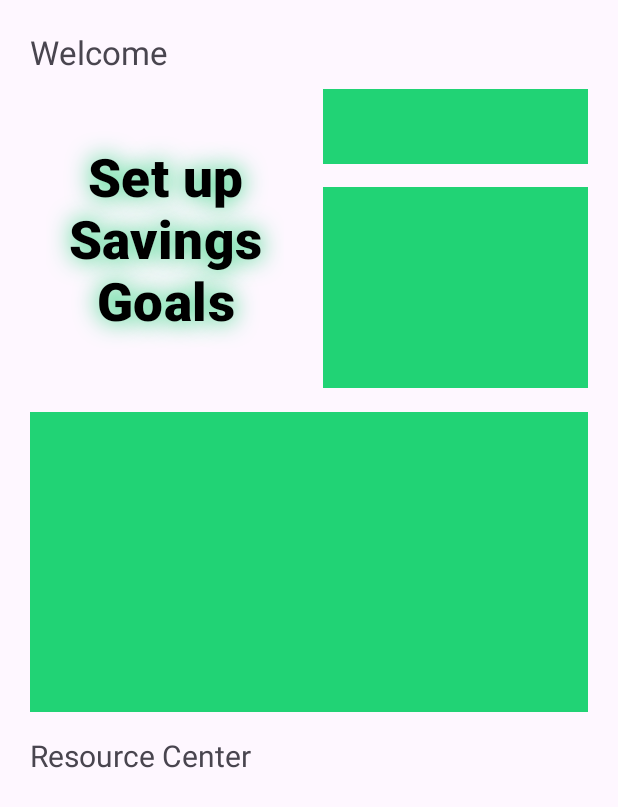
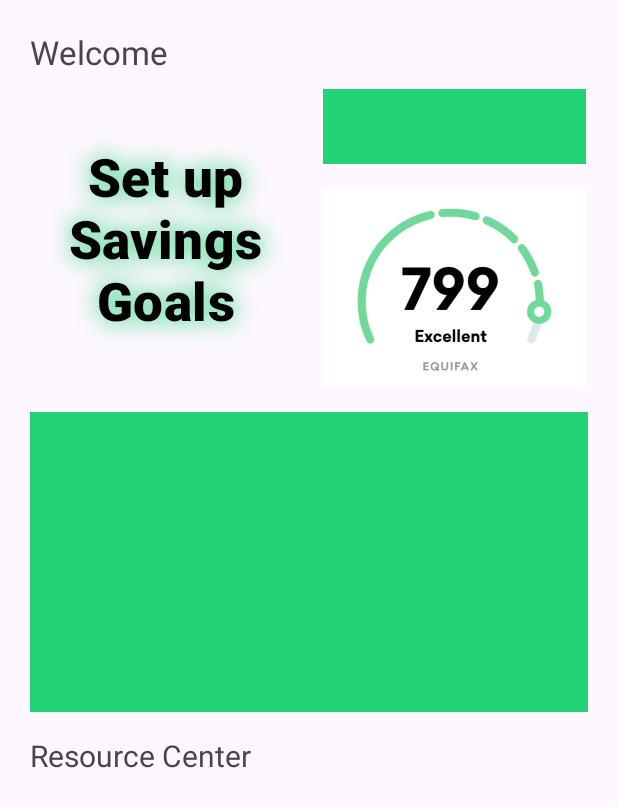
Before and after one commit to jaresinunez/Calculate, an Android app: the Dashboard screen opened directly, with no data from a screen before it, on a phone screen of 412 x 824 dp. Shown: the top 807 px of the screen. Run offline under Robolectric (Android 15) with nearby library versions, the phone set to English and light mode, and no system bars; libraries missing offline, so code that uses them is left out: org.eazegraph.lib; plain views replace PieChart; 4 statements that could not run were skipped.

Commit message:
credit check button

```diff
--- a/app/src/main/AndroidManifest.xml
+++ b/app/src/main/AndroidManifest.xml
@@ -1,6 +1,8 @@
 <?xml version="1.0" encoding="utf-8"?>
 <manifest xmlns:android="http://schemas.android.com/apk/res/android"
     xmlns:tools="http://schemas.android.com/tools">
+
+    <uses-permission android:name="android.permission.INTERNET"/>
 
     <application
         android:allowBackup="true"
--- a/app/src/main/java/com/hackutd/calculate/Dashboard.kt
+++ b/app/src/main/java/com/hackutd/calculate/Dashboard.kt
@@ -3,10 +3,10 @@ package com.hackutd.calculate
 import android.content.Intent
 import android.graphics.Color
 import android.net.Uri
-import android.opengl.Visibility
 import android.os.Bundle
 import android.view.View
 import android.widget.Button
+import android.widget.ImageButton
 import androidx.appcompat.app.AppCompatActivity
 import com.hackutd.calculate.Globals.CURRENT
 import com.hackutd.calculate.Globals.GOAL
@@ -22,6 +22,7 @@ class Dashboard : AppCompatActivity() {
         setContentView(R.layout.activity_dashboard)
 
         val setUpSavingsButton : Button = findViewById(R.id.setupSavingsButton)
+        val creditScoreButton : ImageButton = findViewById(R.id.creditScore)
         val pieChart : PieChart = findViewById(R.id.pieChart)
 
         if (SETUP){
@@ -52,5 +53,11 @@ class Dashboard : AppCompatActivity() {
             pieChart.visibility = View.VISIBLE
         }
 
+        creditScoreButton.setOnClickListener {
+            val webIntent: Intent = Uri.parse("https://www.fidelity.com/learning-center/personal-finance/improving-credit").let { webpage ->
+                Intent(Intent.ACTION_VIEW, webpage)
+            }
+            startActivity(webIntent)
+        }
     }
 }
--- a/app/src/main/java/com/hackutd/calculate/MainActivity.kt
+++ b/app/src/main/java/com/hackutd/calculate/MainActivity.kt
@@ -173,8 +173,6 @@ class MainActivity : AppCompatActivity() {
                     solutionField.text = "ERR"
                 code = ""
             } else {
-                // TRANSITION
-                Toast.makeText(this, "CODE MATCH", Toast.LENGTH_LONG).show()
                 val switchActivityIntent = Intent(this, Dashboard::class.java)
                 startActivity(switchActivityIntent)
             }
--- a/app/src/main/res/layout/activity_dashboard.xml
+++ b/app/src/main/res/layout/activity_dashboard.xml
@@ -57,16 +57,20 @@
                 android:orientation="vertical">
 
                 <ImageView
-                    android:layout_width="185sp"
+                    android:layout_width="175sp"
                     android:layout_height="50sp"
                     android:background="@color/green"
                     />
 
-                <ImageView
-                    android:layout_width="185sp"
+                <ImageButton
+                    android:id="@+id/creditScore"
+                    android:layout_width="175sp"
                     android:layout_height="134sp"
                     android:layout_marginTop="15sp"
-                    android:background="@color/green"/>
+                    android:background="@color/green"
+                    android:src="@drawable/credit_score"
+                    android:scaleType="centerCrop"
+                    android:layout_marginEnd="20sp"/>
             </LinearLayout>
         </LinearLayout>
 
```
Also changed, not shown: app/src/main/java/com/hackutd/calculate/SavingsGoals.kt (+7 -3 lines), app/src/main/res/drawable/credit_score.png (added).
